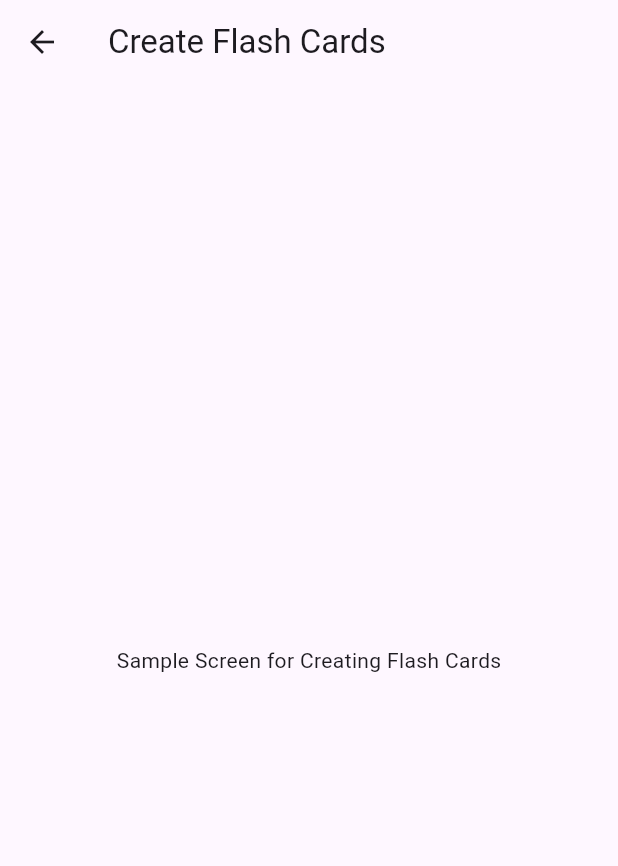
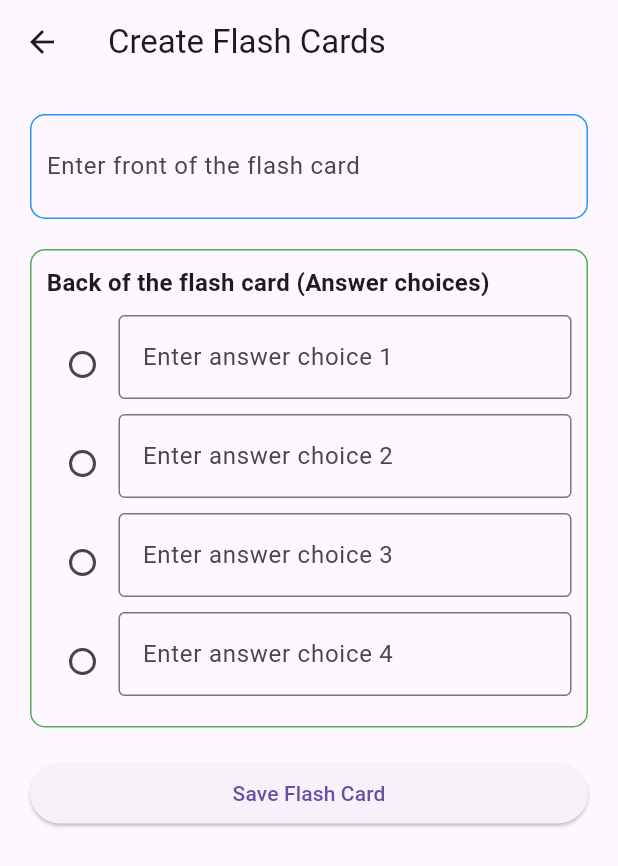
Before and after one commit to kanam23/MobileAppProject, a Flutter app: the CreateFlashCardsScreen screen opened by its route, on a phone screen of 412 x 824 dp. Shown: the top 866 px of the screen. Run offline on Flutter 3.47's test engine with Material 3 defaults, Android fonts, the phone set to English and light mode, and no system bars.

Commit message:
Create Flash Cards Screen
Added Widgets and Input fields for adding cards. The adding cards functionality doesn't work yet, will add SQL database functionality to keep the list of cards later.

```diff
--- a/lib/main.dart
+++ b/lib/main.dart
@@ -3,7 +3,7 @@ import 'package:flutter/material.dart';
 void main() => runApp(const FlashCardApp());
 
 class FlashCardApp extends StatelessWidget {
-  const FlashCardApp({super.key, Key? key});
+  const FlashCardApp({Key? key});
 
   @override
   Widget build(BuildContext context) {
@@ -100,6 +100,21 @@ class _ViewFlashCardsScreenState extends State<ViewFlashCardsScreen> {
       ],
       'correctOption': 'A. Burj Khalifa',
     },
+    {
+      'question': 'What is the capital of France?',
+      'options': ['A. Madrid', 'B. London', 'C. Rome', 'D. Paris'],
+      'correctOption': 'D. Paris',
+    },
+    {
+      'question': 'Who is known as the father of modern physics?',
+      'options': [
+        'A. Isaac Newton',
+        'B. Albert Einstein',
+        'C. Galileo Galilei',
+        'D. Nikola Tesla'
+      ],
+      'correctOption': 'B. Albert Einstein',
+    },
   ];
 
   void _nextCard() {
@@ -173,8 +188,21 @@ class _ViewFlashCardsScreenState extends State<ViewFlashCardsScreen> {
   }
 }
 
-class CreateFlashCardsScreen extends StatelessWidget {
-  const CreateFlashCardsScreen({super.key});
+class CreateFlashCardsScreen extends StatefulWidget {
+  const CreateFlashCardsScreen({Key? key}) : super(key: key);
+
+  @override
+  _CreateFlashCardsScreenState createState() => _CreateFlashCardsScreenState();
+}
+
+class _CreateFlashCardsScreenState extends State<CreateFlashCardsScreen> {
+  final TextEditingController _frontController = TextEditingController();
+  final TextEditingController _backController1 = TextEditingController();
+  final TextEditingController _backController2 = TextEditingController();
+  final TextEditingController _backController3 = TextEditingController();
+  final TextEditingController _backController4 = TextEditingController();
+
+  int _correctAnswerIndex = -1;
 
   @override
   Widget build(BuildContext context) {
@@ -182,10 +210,101 @@ class CreateFlashCardsScreen extends StatelessWidget {
       appBar: AppBar(
         title: const Text('Create Flash Cards'),
       ),
-      body: const Center(
-        child: Text('Sample Screen for Creating Flash Cards'),
+      body: SingleChildScrollView(
+        child: Padding(
+          padding: const EdgeInsets.all(20.0),
+          child: Column(
+            crossAxisAlignment: CrossAxisAlignment.stretch,
+            children: <Widget>[
+              // Front of the flash card input
+              Container(
+                decoration: BoxDecoration(
+                  border: Border.all(color: Colors.blue),
+                  borderRadius: BorderRadius.circular(10.0),
+                ),
+                padding: const EdgeInsets.all(10.0),
+                margin: const EdgeInsets.only(bottom: 20.0),
+                child: TextField(
+                  controller: _frontController,
+                  decoration: const InputDecoration(
+                    hintText: 'Enter front of the flash card',
+                    border: InputBorder.none,
+                  ),
+                ),
+              ),
+              // Back of the flash card input with four answer choices
+              Container(
+                decoration: BoxDecoration(
+                  border: Border.all(color: Colors.green),
+                  borderRadius: BorderRadius.circular(10.0),
+                ),
+                padding: const EdgeInsets.all(10.0),
+                child: Column(
+                  crossAxisAlignment: CrossAxisAlignment.start,
+                  children: <Widget>[
+                    const Text(
+                      'Back of the flash card (Answer choices)',
+                      style:
+                          TextStyle(fontSize: 16, fontWeight: FontWeight.bold),
+                    ),
+                    const SizedBox(height: 10),
+                    for (int i = 0; i < 4; i++)
+                      Row(
+                        children: [
+                          Radio<int>(
+                            value: i,
+                            groupValue: _correctAnswerIndex,
+                            onChanged: (value) {
+                              setState(() {
+                                _correctAnswerIndex = value!;
+                              });
+                            },
+                          ),
+                          Expanded(
+                            child: Container(
+                              margin: const EdgeInsets.only(bottom: 10.0),
+                              child: TextField(
+                                controller: i == 0
+                                    ? _backController1
+                                    : i == 1
+                                        ? _backController2
+                                        : i == 2
+                                            ? _backController3
+                                            : _backController4,
+                                decoration: InputDecoration(
+                                  hintText: 'Enter answer choice ${i + 1}',
+                                  border: const OutlineInputBorder(),
+                                ),
+                              ),
+                            ),
+                          ),
+                        ],
+                      ),
+                  ],
+                ),
+              ),
+              const SizedBox(height: 20),
+              ElevatedButton(
+                onPressed: () {
+                  // Logic for saving flash card will be implemented here
+                },
+                child: const Text('Save Flash Card'),
+              ),
+            ],
+          ),
+        ),
       ),
     );
+  }
+
+  @override
+  void dispose() {
+    _frontController.dispose();
+    _backController1.dispose();
+    _backController2.dispose();
+    _backController3.dispose();
+    _backController4.dispose();
+    super.dispose();
   }
 }
 
```
